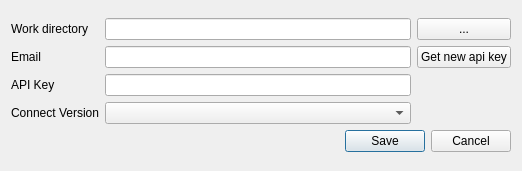
Before: the Qt Designer form ImaerPlugin/configuration_dlg.ui in opengeogroep/AERIUS-QGIS-plugins, drawn with Qt 5.
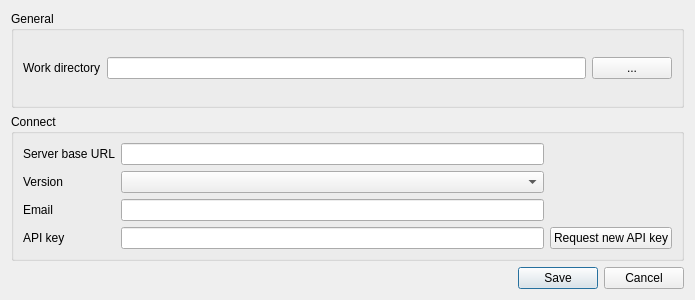
After: the same form once the commit is applied.

Commit message: server url configuration option

Diff of the .ui file:
```diff
--- a/ImaerPlugin/configuration_dlg.ui
+++ b/ImaerPlugin/configuration_dlg.ui
@@ -6,28 +6,20 @@
    <rect>
     <x>0</x>
     <y>0</y>
-    <width>522</width>
-    <height>171</height>
+    <width>695</width>
+    <height>300</height>
    </rect>
   </property>
   <property name="windowTitle">
    <string>IMAER Plugin Configuration</string>
   </property>
-  <layout class="QGridLayout" name="gridLayout_2">
-   <item row="0" column="0">
     <layout class="QVBoxLayout" name="verticalLayout">
      <item>
+    <widget class="QGroupBox" name="groupBox_general">
+     <property name="title">
+      <string>General</string>
+     </property>
       <layout class="QGridLayout" name="gridLayout">
-       <item row="0" column="1">
-        <widget class="QLineEdit" name="edit_work_dir"/>
-       </item>
-       <item row="2" column="0">
-        <widget class="QLabel" name="label_key">
-         <property name="text">
-          <string>API Key</string>
-         </property>
-        </widget>
-       </item>
        <item row="0" column="0">
         <widget class="QLabel" name="label_work_dir">
          <property name="text">
@@ -35,12 +27,8 @@
          </property>
         </widget>
        </item>
-       <item row="1" column="1">
-        <widget class="QLineEdit" name="edit_email">
-         <property name="text">
-          <string/>
-         </property>
-        </widget>
+      <item row="0" column="1">
+       <widget class="QLineEdit" name="edit_work_dir"/>
        </item>
        <item row="0" column="2">
         <widget class="QPushButton" name="button_browse_work_dir">
@@ -49,34 +37,68 @@
          </property>
         </widget>
        </item>
-       <item row="1" column="0">
+     </layout>
+    </widget>
+   </item>
+   <item>
+    <widget class="QGroupBox" name="groupBox">
+     <property name="title">
+      <string>Connect</string>
+     </property>
+     <layout class="QGridLayout" name="gridLayout_3">
+      <item row="3" column="1">
+       <widget class="QLineEdit" name="edit_key"/>
+      </item>
+      <item row="2" column="0">
         <widget class="QLabel" name="label_email">
          <property name="text">
           <string>Email</string>
          </property>
         </widget>
        </item>
+      <item row="0" column="0">
+       <widget class="QLabel" name="label_connect_server">
+        <property name="text">
+         <string>Server base URL</string>
+        </property>
+       </widget>
+      </item>
+      <item row="1" column="0">
+       <widget class="QLabel" name="label_connect_ver">
+        <property name="text">
+         <string>Version</string>
+        </property>
+       </widget>
+      </item>
        <item row="2" column="1">
-        <widget class="QLineEdit" name="edit_key"/>
-       </item>
-       <item row="1" column="2">
+       <widget class="QLineEdit" name="edit_email">
+        <property name="text">
+         <string/>
+        </property>
+       </widget>
+      </item>
+      <item row="3" column="2">
         <widget class="QPushButton" name="button_get_key">
          <property name="text">
-          <string>Get new api key</string>
+         <string>Request new API key</string>
          </property>
         </widget>
        </item>
        <item row="3" column="0">
-        <widget class="QLabel" name="label_connect_ver">
+       <widget class="QLabel" name="label_key">
          <property name="text">
-          <string>Connect Version</string>
+         <string>API key</string>
          </property>
         </widget>
        </item>
-       <item row="3" column="1">
+      <item row="1" column="1">
         <widget class="QComboBox" name="combo_connect_ver"/>
        </item>
-      </layout>
+      <item row="0" column="1">
+       <widget class="QLineEdit" name="edit_connect_base_url"/>
+      </item>
+     </layout>
+    </widget>
      </item>
      <item>
       <widget class="QDialogButtonBox" name="buttonBox">
@@ -84,8 +106,6 @@
         <set>QDialogButtonBox::Cancel|QDialogButtonBox::Save</set>
        </property>
       </widget>
-     </item>
-    </layout>
    </item>
   </layout>
  </widget>
```
Lines whose indentation alone changed are shown as unchanged. The commit also changes 6 other files.
